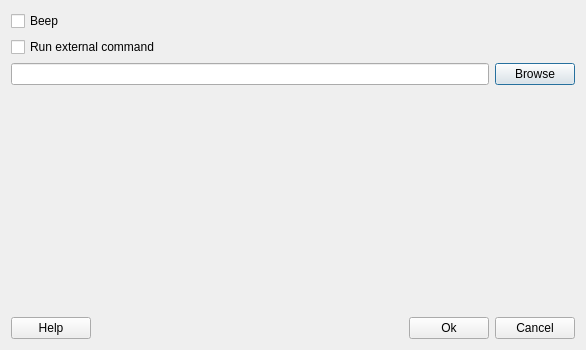
Above: fet/src/interface/notificationcommandform_template.ui from vonmecheln/fet before the change. Below: the same form after it.
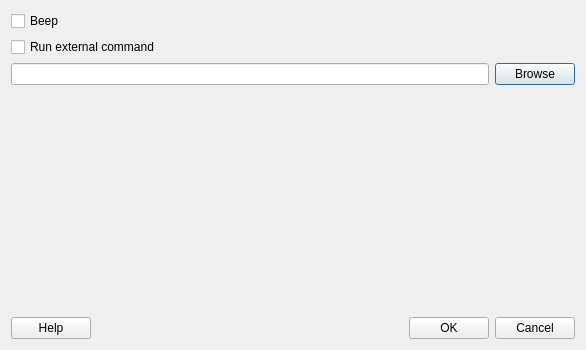
That is the form after the change.

```diff
--- a/fet/src/interface/notificationcommandform_template.ui
+++ b/fet/src/interface/notificationcommandform_template.ui
@@ -114,7 +114,7 @@
      <item>
       <widget class="QPushButton" name="okPushButton">
        <property name="text">
-        <string>Ok</string>
+        <string>OK</string>
        </property>
       </widget>
      </item>
```
